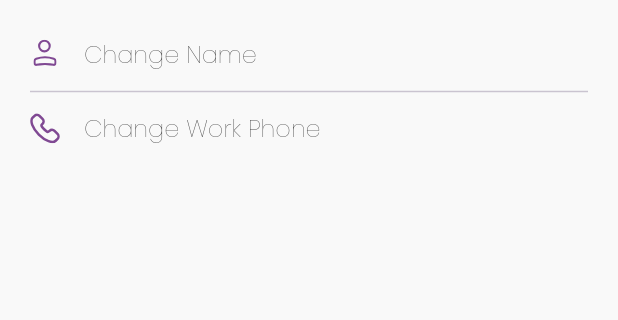
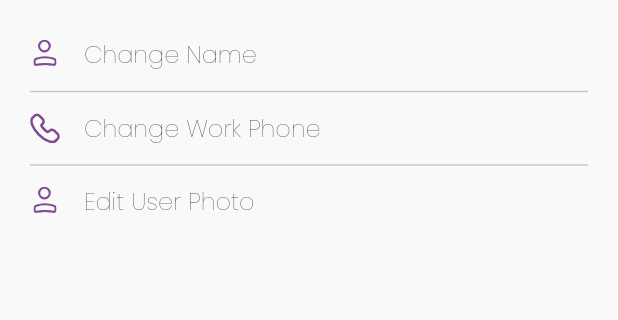
Before and after one commit to Kaizenae/kaizen_main_hr, a Flutter app: the EditProfileScreen screen opened by its route, on a phone screen of 412 x 824 dp, the part 75-395 px from its top. Run offline on Flutter 3.47's test engine with Material 3 defaults, Android fonts, the phone set to English and light mode, and no system bars; our stand-ins replace animate_do, awesome_dialog, bloc, buttons_tabbar, cached_network_image, dartz and 20 more; missing offline and left inert: onesignal_flutter; accounts and stored records are empty; network calls fail; project files that could hold a hidden picture were left out.

Commit message:
edit profile

```diff
--- a/lib/core/utils/strings_manager.dart
+++ b/lib/core/utils/strings_manager.dart
@@ -111,4 +111,6 @@ class AppStrings {
   static const String shiftScheme = "Shift Scheme";
   static const String state = "State";
   static const String description = "Description";
+  static const String changeUserPhoto = "changeUserPhoto";
+  static const String editUserPhoto = "Edit User Photo";
 }
--- a/lib/features/edit_profile/presentation/cubit/edit_profile_cubit.dart
+++ b/lib/features/edit_profile/presentation/cubit/edit_profile_cubit.dart
@@ -1,13 +1,13 @@
+import 'dart:io';
+
 import 'package:Attendace/core/utils/constants_manager.dart';
 import 'package:dartz/dartz.dart';
 import 'package:flutter/material.dart';
 import 'package:flutter_bloc/flutter_bloc.dart';
+import 'package:image_picker/image_picker.dart';
 import '../../../../core/error/failure.dart';
 import '../../../../core/usecases/usecase.dart';
 
-import '../../../../core/utils/assets_manager.dart';
-import '../../../../core/utils/routes_manager.dart';
-import '../../../../core/utils/strings_manager.dart';
 import '../../domain/entities/edit_profile_entity.dart';
 import '../../domain/usecases/edit_profile_usecase.dart';
 import 'edit_profile_state.dart';
@@ -72,16 +72,24 @@ class EditProfileCubit extends Cubit<EditProfileStates> {
             EditProfileSuccessState(editProfileEntity: editProfileEntity)));
   }
 
-  List<String> profileNames = [
-    AppStrings.changeUserName,
-    AppStrings.changePhoneNumber,
-  ];
-  List<String> screenNames = [
-    Routes.editUserNameRoute,
-    Routes.editPhoneNumberRoute,
-  ];
-  List<String> profileIconName = [
-    IconsAssets.personIcon,
-    IconsAssets.phoneIcon,
-  ];
+  File? profileImage;
+  var picker = ImagePicker();
+  Future<void> getProfileImage() async {
+    final pickedFile = await picker.pickImage(
+      source: ImageSource.gallery,
+    );
+    if (pickedFile != null) {
+      profileImage = File(pickedFile.path);
+    }
+  }
+
+  backgroundCoverImage() {
+    if (profileImage == null) {
+      return const NetworkImage(
+        "https://res.cloudinary.com/halqetelzekr/image/upload/v1678732276/placeholder_t7jyyi.png",
+      );
+    } else {
+      return FileImage(profileImage!);
+    }
+  }
 }
--- a/lib/features/edit_profile/presentation/screens/edit_profile_screen.dart
+++ b/lib/features/edit_profile/presentation/screens/edit_profile_screen.dart
@@ -1,6 +1,15 @@
+import 'package:animate_do/animate_do.dart';
+
+import '../../../../core/utils/assets_manager.dart';
+import '../../../../core/utils/color_manager.dart';
+import '../../../../core/utils/font_manager.dart';
+import '../../../../core/utils/routes_manager.dart';
+import '../../../../core/utils/strings_manager.dart';
 import '../../../../core/utils/values_manager.dart';
 import '../../../../core/widgets/app_bar/app_bar_custom.dart';
 import '../../../../core/widgets/scaffold_custom/scaffold_custom.dart';
+import '../../../../core/widgets/svg_pic/svg_pic.dart';
+import '../../../../core/widgets/text_custom/text_custom.dart';
 import '../../../../features/edit_profile/presentation/cubit/edit_profile_cubit.dart';
 import 'package:flutter/material.dart';
 import 'package:flutter_bloc/flutter_bloc.dart';
@@ -23,17 +32,51 @@ class EditProfileScreen extends StatelessWidget {
           builder: (context, state) {
             var profileCubit = EditProfileCubit.get(context);
             return Padding(
-              padding: const EdgeInsets.all(AppPadding.p20),
-              child: ListView.separated(
-                  physics: const NeverScrollableScrollPhysics(),
-                  shrinkWrap: true,
-                  itemBuilder: (context, index) => ProfileComponent(
-                      iconName: profileCubit.profileIconName[index],
-                      name: profileCubit.profileNames[index],
-                      screen: profileCubit.screenNames[index]),
-                  separatorBuilder: (context, index) => const Divider(),
-                  itemCount: profileCubit.profileNames.length),
-            );
+                padding: const EdgeInsets.all(AppPadding.p20),
+                child: Column(
+                  children: [
+                    const ProfileComponent(
+                      name: AppStrings.changeUserName,
+                      iconName: IconsAssets.personIcon,
+                      screen: Routes.editUserNameRoute,
+                    ),
+                    const Divider(),
+                    const ProfileComponent(
+                      name: AppStrings.changePhoneNumber,
+                      iconName: IconsAssets.phoneIcon,
+                      screen: Routes.editPhoneNumberRoute,
+                    ),
+                    const Divider(),
+                    SlideInLeft(
+                      child: InkWell(
+                        onTap: () {
+                          profileCubit.getProfileImage();
+                        },
+                        child: Padding(
+                          padding: const EdgeInsets.symmetric(
+                              vertical: AppPadding.p6),
+                          child: Row(
+                            children: [
+                              const SvgPictureCustom(
+                                assetsName: IconsAssets.personIcon,
+                                color: ColorManager.primary,
+                              ),
+                              const SizedBox(
+                                width: AppSize.s16,
+                              ),
+                              TextCustom(
+                                text: AppStrings.editUserPhoto,
+                                fontWeight: FontWeight.w200,
+                                fontSize: FontSize.s16,
+                                color: ColorManager.black,
+                              ),
+                            ],
+                          ),
+                        ),
+                      ),
+                    )
+                  ],
+                ));
           },
         ),
       ),
--- a/pubspec.yaml
+++ b/pubspec.yaml
@@ -48,6 +48,7 @@ dependencies:
   file_picker: ^6.1.1
   device_preview: ^1.1.0
   otp_text_field: ^1.1.3
+  image_picker: ^1.0.7
 
 
 flutter_icons:
```
Also changed, not shown: lib/features/change_password/data/repositories/change_password_repository_impl.dart (+9 -2 lines), lib/features/login/data/repositories/login_repository_impl.dart (+9 -1 lines), lib/features/register/data/repositories/register_repository_impl.dart (+9 -1 lines), pubspec.lock, 2 other files.
